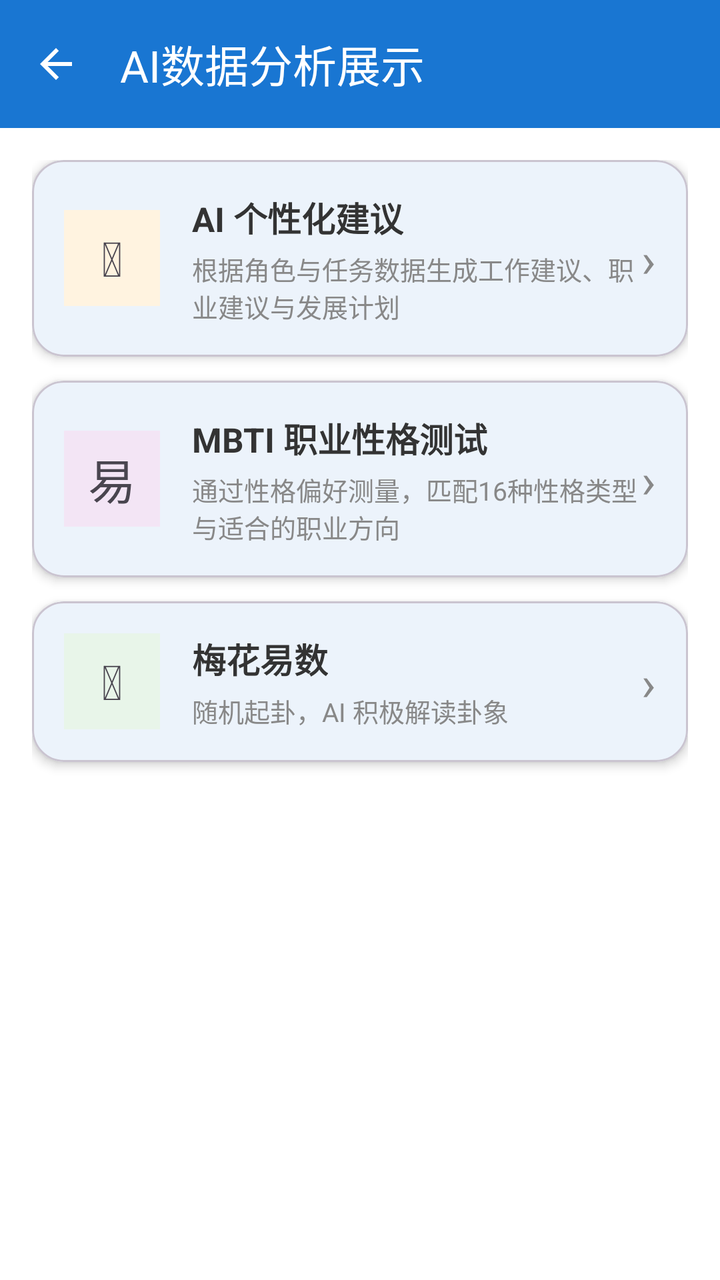
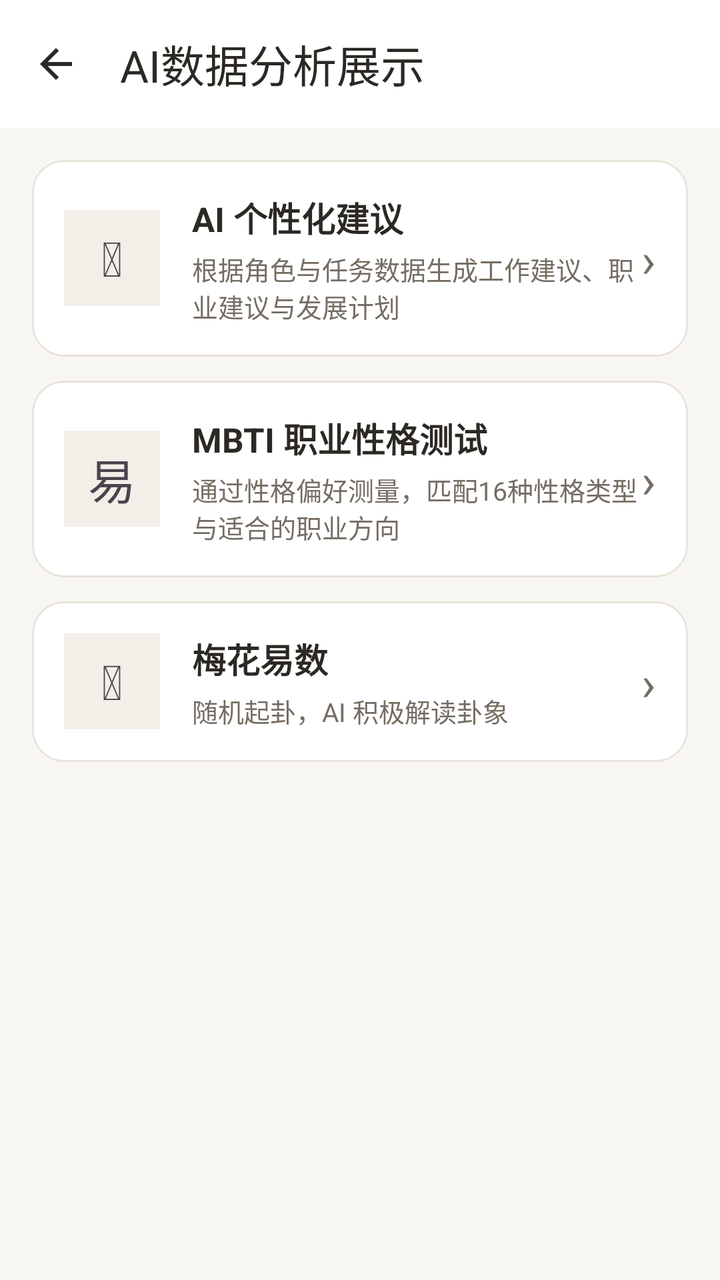

An Android layout rendered at two revisions. The XML below is the earlier revision; the diff shows what the commit changed to produce the second picture.
<!-- AndroidManifest.xml: application theme Theme.Project_Pandora -->
<!-- res/layout/activity_ai_analysis.xml -->
<?xml version="1.0" encoding="utf-8"?>
<layout xmlns:android="http://schemas.android.com/apk/res/android"
    xmlns:app="http://schemas.android.com/apk/res-auto">

    <data>

    </data>

    <androidx.constraintlayout.widget.ConstraintLayout
        android:layout_width="match_parent"
        android:layout_height="match_parent"
        android:background="@color/color_bg_page">

        <com.google.android.material.appbar.MaterialToolbar
            android:id="@+id/toolbar"
            android:layout_width="match_parent"
            android:layout_height="wrap_content"
            android:background="?attr/colorPrimary"
            app:title="AI数据分析展示"
            app:titleTextColor="@android:color/white"
            app:navigationIcon="@drawable/ic_back"
            app:layout_constraintTop_toTopOf="parent" />

        <LinearLayout
            android:layout_width="match_parent"
            android:layout_height="0dp"
            android:orientation="vertical"
            android:padding="16dp"
            app:layout_constraintTop_toBottomOf="@id/toolbar"
            app:layout_constraintBottom_toBottomOf="parent">

            <com.google.android.material.card.MaterialCardView
                android:id="@+id/btnSuggestion"
                android:layout_width="match_parent"
                android:layout_height="wrap_content"
                android:layout_marginBottom="12dp"
                app:cardCornerRadius="16dp"
                app:cardElevation="3dp"
                android:clickable="true"
                android:focusable="true">

                <LinearLayout
                    android:layout_width="match_parent"
                    android:layout_height="wrap_content"
                    android:orientation="horizontal"
                    android:gravity="center_vertical"
                    android:padding="16dp">

                    <LinearLayout
                        android:layout_width="48dp"
                        android:layout_height="48dp"
                        android:background="#FFF3E0"
                        android:gravity="center"
                        android:layout_marginEnd="16dp">

                        <TextView
                            android:layout_width="wrap_content"
                            android:layout_height="wrap_content"
                            android:text="&#x1F4A1;"
                            android:textSize="24sp" />

                    </LinearLayout>

                    <LinearLayout
                        android:layout_width="0dp"
                        android:layout_height="wrap_content"
                        android:layout_weight="1"
                        android:orientation="vertical">

                        <TextView
                            android:layout_width="wrap_content"
                            android:layout_height="wrap_content"
                            android:text="AI 个性化建议"
                            android:textSize="17sp"
                            android:textStyle="bold"
                            android:textColor="@color/color_text_primary" />

                        <TextView
                            android:layout_width="wrap_content"
                            android:layout_height="wrap_content"
                            android:text="根据角色与任务数据生成工作建议、职业建议与发展计划"
                            android:textSize="13sp"
                            android:textColor="@color/color_text_secondary"
                            android:layout_marginTop="4dp" />

                    </LinearLayout>

                    <TextView
                        android:layout_width="wrap_content"
                        android:layout_height="wrap_content"
                        android:text="›"
                        android:textSize="24sp"
                        android:textColor="@color/color_text_secondary" />

                </LinearLayout>
            </com.google.android.material.card.MaterialCardView>

            <com.google.android.material.card.MaterialCardView
                android:id="@+id/btnMbtiTest"
                android:layout_width="match_parent"
                android:layout_height="wrap_content"
                android:layout_marginBottom="12dp"
                app:cardCornerRadius="16dp"
                app:cardElevation="3dp"
                android:clickable="true"
                android:focusable="true">

                <LinearLayout
                    android:layout_width="match_parent"
                    android:layout_height="wrap_content"
                    android:orientation="horizontal"
                    android:gravity="center_vertical"
                    android:padding="16dp">

                    <LinearLayout
                        android:layout_width="48dp"
                        android:layout_height="48dp"
                        android:background="#F3E5F5"
                        android:gravity="center"
                        android:layout_marginEnd="16dp">

                        <TextView
                            android:layout_width="wrap_content"
                            android:layout_height="wrap_content"
                            android:text="&#x1F9E0;"
                            android:textSize="24sp" />

                    </LinearLayout>

                    <LinearLayout
                        android:layout_width="0dp"
                        android:layout_height="wrap_content"
                        android:layout_weight="1"
                        android:orientation="vertical">

                        <TextView
                            android:layout_width="wrap_content"
                            android:layout_height="wrap_content"
                            android:text="MBTI 职业性格测试"
                            android:textSize="17sp"
                            android:textStyle="bold"
                            android:textColor="@color/color_text_primary" />

                        <TextView
                            android:layout_width="wrap_content"
                            android:layout_height="wrap_content"
                            android:text="通过性格偏好测量，匹配16种性格类型与适合的职业方向"
                            android:textSize="13sp"
                            android:textColor="@color/color_text_secondary"
                            android:layout_marginTop="4dp" />

                    </LinearLayout>

                    <TextView
                        android:layout_width="wrap_content"
                        android:layout_height="wrap_content"
                        android:text="›"
                        android:textSize="24sp"
                        android:textColor="@color/color_text_secondary" />

                </LinearLayout>
            </com.google.android.material.card.MaterialCardView>

            
            <com.google.android.material.card.MaterialCardView
                android:id="@+id/btnDivination"
                android:layout_width="match_parent"
                android:layout_height="wrap_content"
                android:layout_marginBottom="12dp"
                app:cardCornerRadius="16dp"
                app:cardElevation="3dp"
                android:clickable="true"
                android:focusable="true">

                <LinearLayout
                    android:layout_width="match_parent"
                    android:layout_height="wrap_content"
                    android:orientation="horizontal"
                    android:gravity="center_vertical"
                    android:padding="16dp">

                    <LinearLayout
                        android:layout_width="48dp"
                        android:layout_height="48dp"
                        android:background="#E8F5E9"
                        android:gravity="center"
                        android:layout_marginEnd="16dp">

                        <TextView
                            android:layout_width="wrap_content"
                            android:layout_height="wrap_content"
                            android:text="&#x1F52E;"
                            android:textSize="24sp" />

                    </LinearLayout>

                    <LinearLayout
                        android:layout_width="0dp"
                        android:layout_height="wrap_content"
                        android:layout_weight="1"
                        android:orientation="vertical">

                        <TextView
                            android:layout_width="wrap_content"
                            android:layout_height="wrap_content"
                            android:text="梅花易数"
                            android:textSize="17sp"
                            android:textStyle="bold"
                            android:textColor="@color/color_text_primary" />

                        <TextView
                            android:layout_width="wrap_content"
                            android:layout_height="wrap_content"
                            android:text="随机起卦，AI 积极解读卦象"
                            android:textSize="13sp"
                            android:textColor="@color/color_text_secondary"
                            android:layout_marginTop="4dp" />

                    </LinearLayout>

                    <TextView
                        android:layout_width="wrap_content"
                        android:layout_height="wrap_content"
                        android:text="›"
                        android:textSize="24sp"
                        android:textColor="@color/color_text_secondary" />

                </LinearLayout>
            </com.google.android.material.card.MaterialCardView>


        </LinearLayout>

    </androidx.constraintlayout.widget.ConstraintLayout>
</layout>
<!-- resources referenced by this layout -->
<resources>
  <color name="color_bg_page">#FFFFFFFF</color>
  <color name="color_text_primary">#FF333333</color>
  <color name="color_text_secondary">#FF888888</color>
  <style name="Base.Theme.Project_Pandora" parent="Theme.Material3.DayNight.NoActionBar">
          
          <item name="colorPrimary">@color/color_calendar_today</item>
          <item name="colorOnPrimary">@color/white</item>
          <item name="colorSurface">@color/color_bg_page</item>
          <item name="colorOnSurface">@color/color_text_primary</item>
          <item name="colorOnSurfaceVariant">@color/color_text_secondary</item>
          <item name="android:colorBackground">@color/color_bg_page</item>
          <item name="android:textColorPrimary">@color/color_text_primary</item>
          <item name="android:textColorSecondary">@color/color_text_secondary</item>
      </style>
  <color name="color_calendar_today">#FF1976D2</color>
  <color name="white">#FFFFFFFF</color>
  <!-- unchanged entries left out for length: 2 -->
</resources>

<!-- the commit's change to res/layout/activity_ai_analysis.xml (unified diff, before → after) -->
@@ -15,11 +15,14 @@
             android:id="@+id/toolbar"
             android:layout_width="match_parent"
             android:layout_height="wrap_content"
-            android:background="?attr/colorPrimary"
+            android:background="@color/color_surface"
             app:title="AI数据分析展示"
-            app:titleTextColor="@android:color/white"
+            app:titleTextColor="@color/color_text_primary"
             app:navigationIcon="@drawable/ic_back"
-            app:layout_constraintTop_toTopOf="parent" />
+            app:layout_constraintTop_toTopOf="parent"
+            style="@style/Widget.Pandora.Toolbar"
+            app:navigationIconTint="@color/color_text_primary"
+            android:elevation="0dp" />
 
         <LinearLayout
             android:layout_width="match_parent"
@@ -35,9 +38,10 @@
                 android:layout_height="wrap_content"
                 android:layout_marginBottom="12dp"
                 app:cardCornerRadius="16dp"
-                app:cardElevation="3dp"
+                app:cardElevation="0dp"
                 android:clickable="true"
-                android:focusable="true">
+                android:focusable="true"
+                app:cardBackgroundColor="@color/color_surface">
 
                 <LinearLayout
                     android:layout_width="match_parent"
@@ -49,7 +53,7 @@
                     <LinearLayout
                         android:layout_width="48dp"
                         android:layout_height="48dp"
-                        android:background="#FFF3E0"
+                        android:background="@color/color_surface_soft"
                         android:gravity="center"
                         android:layout_marginEnd="16dp">
 
@@ -101,9 +105,10 @@
                 android:layout_height="wrap_content"
                 android:layout_marginBottom="12dp"
                 app:cardCornerRadius="16dp"
-                app:cardElevation="3dp"
+                app:cardElevation="0dp"
                 android:clickable="true"
-                android:focusable="true">
+                android:focusable="true"
+                app:cardBackgroundColor="@color/color_surface">
 
                 <LinearLayout
                     android:layout_width="match_parent"
@@ -115,7 +120,7 @@
                     <LinearLayout
                         android:layout_width="48dp"
                         android:layout_height="48dp"
-                        android:background="#F3E5F5"
+                        android:background="@color/color_surface_soft"
                         android:gravity="center"
                         android:layout_marginEnd="16dp">
 
@@ -168,9 +173,10 @@
                 android:layout_height="wrap_content"
                 android:layout_marginBottom="12dp"
                 app:cardCornerRadius="16dp"
-                app:cardElevation="3dp"
+                app:cardElevation="0dp"
                 android:clickable="true"
-                android:focusable="true">
+                android:focusable="true"
+                app:cardBackgroundColor="@color/color_surface">
 
                 <LinearLayout
                     android:layout_width="match_parent"
@@ -182,7 +188,7 @@
                     <LinearLayout
                         android:layout_width="48dp"
                         android:layout_height="48dp"
-                        android:background="#E8F5E9"
+                        android:background="@color/color_surface_soft"
                         android:gravity="center"
                         android:layout_marginEnd="16dp">
 
<!-- resource entries referenced after the edit -->
@@ -1,21 +1,177 @@
 <!-- resources referenced by this layout -->
 <resources>
-  <color name="color_bg_page">#FFFFFFFF</color>
-  <color name="color_text_primary">#FF333333</color>
-  <color name="color_text_secondary">#FF888888</color>
+  <color name="color_bg_page">#F8F6F2</color>
+  <color name="color_surface">#FFFFFF</color>
+  <color name="color_surface_soft">#F3EFE8</color>
+  <color name="color_text_primary">#2C2823</color>
+  <color name="color_text_secondary">#756D63</color>
+  <style name="Widget.Pandora.Toolbar" parent="Widget.Material3.Toolbar">
+          <item name="android:background">@color/color_surface</item>
+          <item name="android:minHeight">64dp</item>
+          <item name="android:elevation">0dp</item>
+          <item name="titleTextAppearance">@style/TextAppearance.Pandora.Title</item>
+          <item name="titleTextColor">@color/color_text_primary</item>
+          <item name="subtitleTextColor">@color/color_text_secondary</item>
+          <item name="navigationIconTint">@color/color_text_primary</item>
+          <item name="contentInsetStart">20dp</item>
+          <item name="contentInsetEnd">16dp</item>
+      </style>
+  <style name="TextAppearance.Pandora.Title" parent="TextAppearance.Material3.TitleLarge">
+          <item name="android:fontFamily">sans-serif-medium</item>
+          <item name="android:textSize">22sp</item>
+          <item name="android:textColor">@color/color_text_primary</item>
+      </style>
   <style name="Base.Theme.Project_Pandora" parent="Theme.Material3.DayNight.NoActionBar">
           
-          <item name="colorPrimary">@color/color_calendar_today</item>
-          <item name="colorOnPrimary">@color/white</item>
-          <item name="colorSurface">@color/color_bg_page</item>
+          <item name="colorPrimary">@color/color_accent</item>
+          <item name="colorOnPrimary">@color/color_on_accent</item>
+          <item name="colorPrimaryContainer">@color/color_accent_soft</item>
+          <item name="colorOnPrimaryContainer">@color/color_text_primary</item>
+          <item name="colorSecondary">@color/color_accent</item>
+          <item name="colorOnSecondary">@color/color_on_accent</item>
+          <item name="colorSecondaryContainer">@color/color_accent_soft</item>
+          <item name="colorOnSecondaryContainer">@color/color_text_primary</item>
+          <item name="colorTertiary">@color/color_accent</item>
+          <item name="colorOnTertiary">@color/color_on_accent</item>
+          <item name="colorTertiaryContainer">@color/color_accent_soft</item>
+          <item name="colorOnTertiaryContainer">@color/color_text_primary</item>
+          <item name="colorSurface">@color/color_surface</item>
           <item name="colorOnSurface">@color/color_text_primary</item>
           <item name="colorOnSurfaceVariant">@color/color_text_secondary</item>
+          <item name="colorSurfaceVariant">@color/color_surface_soft</item>
+          <item name="colorSurfaceContainerLowest">@color/color_surface</item>
+          <item name="colorSurfaceContainerLow">@color/color_surface</item>
+          <item name="colorSurfaceContainer">@color/color_surface_soft</item>
+          <item name="colorSurfaceContainerHigh">@color/color_surface_soft</item>
+          <item name="colorSurfaceContainerHighest">@color/color_accent_soft</item>
+          <item name="colorOutline">@color/color_border_strong</item>
+          <item name="colorOutlineVariant">@color/color_divider</item>
+          <item name="colorError">@color/color_error</item>
+          <item name="colorOnError">@color/color_on_accent</item>
+          <item name="colorErrorContainer">@color/color_error_surface</item>
+          <item name="colorOnErrorContainer">@color/color_error</item>
+          <item name="colorControlHighlight">@color/color_accent_soft</item>
           <item name="android:colorBackground">@color/color_bg_page</item>
+          <item name="android:windowBackground">@color/color_bg_page</item>
           <item name="android:textColorPrimary">@color/color_text_primary</item>
           <item name="android:textColorSecondary">@color/color_text_secondary</item>
+          <item name="android:fontFamily">sans-serif</item>
+          <item name="fontFamily">sans-serif</item>
+          <item name="textAppearanceBodyLarge">@style/TextAppearance.Pandora.Body</item>
+          <item name="textAppearanceBodyMedium">@style/TextAppearance.Pandora.BodySmall</item>
+          <item name="textAppearanceTitleLarge">@style/TextAppearance.Pandora.Title</item>
+          <item name="textAppearanceLabelLarge">@style/TextAppearance.Pandora.Label</item>
+          <item name="materialButtonStyle">@style/Widget.Pandora.Button</item>
+          <item name="materialButtonOutlinedStyle">@style/Widget.Pandora.Button.Outlined</item>
+          <item name="materialCardViewStyle">@style/Widget.Pandora.Card</item>
+          <item name="cardViewStyle">@style/Widget.Pandora.LegacyCard</item>
+          <item name="toolbarStyle">@style/Widget.Pandora.Toolbar</item>
+          <item name="textInputStyle">@style/Widget.Pandora.TextInput</item>
+          <item name="tabStyle">@style/Widget.Pandora.Tabs</item>
+          <item name="chipStyle">@style/Widget.Pandora.Chip</item>
+          <item name="bottomNavigationStyle">@style/Widget.Pandora.BottomNavigation</item>
+          <item name="floatingActionButtonStyle">@style/Widget.Pandora.Fab</item>
       </style>
-  <color name="color_calendar_today">#FF1976D2</color>
-  <color name="white">#FFFFFFFF</color>
+  <color name="color_accent">#725B49</color>
+  <color name="color_on_accent">#FFFFFF</color>
+  <color name="color_accent_soft">#EEE6DC</color>
+  <color name="color_border_strong">#BDB0A0</color>
+  <color name="color_divider">#E9E3DA</color>
+  <color name="color_error">#A1473A</color>
+  <color name="color_error_surface">#F8EAE5</color>
+  <style name="TextAppearance.Pandora.Body" parent="TextAppearance.Material3.BodyLarge">
+          <item name="android:fontFamily">sans-serif</item>
+          <item name="android:textSize">16sp</item>
+          <item name="android:textColor">@color/color_text_primary</item>
+      </style>
+  <style name="TextAppearance.Pandora.BodySmall" parent="TextAppearance.Material3.BodyMedium">
+          <item name="android:textSize">14sp</item>
+          <item name="android:textColor">@color/color_text_secondary</item>
+      </style>
+  <style name="TextAppearance.Pandora.Label" parent="TextAppearance.Material3.LabelLarge">
+          <item name="android:fontFamily">sans-serif-medium</item>
+          <item name="android:textSize">14sp</item>
+          <item name="android:letterSpacing">0</item>
+          <item name="android:textAllCaps">false</item>
+      </style>
+  <style name="Widget.Pandora.Button" parent="Widget.Material3.Button">
+          <item name="cornerRadius">14dp</item>
+          <item name="android:minHeight">52dp</item>
+          <item name="android:textAppearance">@style/TextAppearance.Pandora.Label</item>
+          <item name="android:textAllCaps">false</item>
+          <item name="android:stateListAnimator">@null</item>
+      </style>
+  <style name="Widget.Pandora.Button.Outlined" parent="Widget.Material3.Button.OutlinedButton">
+          <item name="cornerRadius">14dp</item>
+          <item name="strokeColor">@color/color_border_strong</item>
+          <item name="android:minHeight">48dp</item>
+          <item name="android:textAppearance">@style/TextAppearance.Pandora.Label</item>
+          <item name="android:textAllCaps">false</item>
+      </style>
+  <style name="Widget.Pandora.Card" parent="Widget.MaterialComponents.CardView">
+          <item name="cardBackgroundColor">@color/color_surface</item>
+          <item name="cardCornerRadius">18dp</item>
+          <item name="cardElevation">0dp</item>
+          <item name="strokeColor">@color/color_divider</item>
+          <item name="strokeWidth">1dp</item>
+      </style>
+  <style name="Widget.Pandora.LegacyCard" parent="CardView">
+          <item name="cardBackgroundColor">@color/color_surface</item>
+          <item name="cardCornerRadius">18dp</item>
+          <item name="cardElevation">1dp</item>
+      </style>
+  <style name="Widget.Pandora.TextInput" parent="Widget.Material3.TextInputLayout.OutlinedBox">
+          <item name="boxBackgroundColor">@color/color_surface</item>
+          <item name="boxStrokeColor">@color/pandora_input_stroke</item>
+          <item name="hintTextColor">@color/color_accent</item>
+          <item name="android:textColorHint">@color/color_text_secondary</item>
+          <item name="boxCornerRadiusTopStart">12dp</item>
+          <item name="boxCornerRadiusTopEnd">12dp</item>
+          <item name="boxCornerRadiusBottomStart">12dp</item>
+          <item name="boxCornerRadiusBottomEnd">12dp</item>
+          <item name="boxStrokeWidth">1dp</item>
+          <item name="boxStrokeWidthFocused">2dp</item>
+      </style>
+  <style name="Widget.Pandora.Tabs" parent="Widget.Material3.TabLayout">
+          <item name="android:background">@color/color_surface</item>
+          <item name="tabTextAppearance">@style/TextAppearance.Pandora.Label</item>
+          <item name="tabTextColor">@color/color_text_secondary</item>
+          <item name="tabSelectedTextColor">@color/color_accent</item>
+          <item name="tabIndicatorColor">@color/color_accent</item>
+          <item name="tabIndicatorHeight">2dp</item>
+          <item name="tabRippleColor">@color/color_accent_soft</item>
+      </style>
+  <style name="Widget.Pandora.Chip" parent="Widget.Material3.Chip.Filter">
+          <item name="chipBackgroundColor">@color/pandora_chip_background</item>
+          <item name="android:textColor">@color/pandora_chip_text</item>
+          <item name="chipStrokeColor">@color/color_divider</item>
+          <item name="chipStrokeWidth">1dp</item>
+          <item name="chipCornerRadius">12dp</item>
+          <item name="ensureMinTouchTargetSize">true</item>
+      </style>
+  <style name="Widget.Pandora.BottomNavigation" parent="Widget.Material3.BottomNavigationView">
+          <item name="android:background">@color/color_surface</item>
+          <item name="elevation">0dp</item>
+          <item name="itemIconSize">23dp</item>
+          <item name="itemIconTint">@color/bottom_nav_color_selector</item>
+          <item name="itemTextColor">@color/bottom_nav_color_selector</item>
+          <item name="itemTextAppearanceActive">@style/TextAppearance.Pandora.Navigation</item>
+          <item name="itemTextAppearanceInactive">@style/TextAppearance.Pandora.Navigation</item>
+          <item name="itemActiveIndicatorStyle">@style/Widget.Pandora.NavIndicator</item>
+      </style>
+  <style name="Widget.Pandora.Fab" parent="Widget.Material3.FloatingActionButton.Primary">
+          <item name="backgroundTint">@color/color_accent</item>
+          <item name="tint">@color/color_on_accent</item>
+          <item name="elevation">2dp</item>
+      </style>
+  <style name="TextAppearance.Pandora.Navigation" parent="TextAppearance.Material3.LabelMedium">
+          <item name="android:fontFamily">sans-serif-medium</item>
+          <item name="android:textSize">12sp</item>
+          <item name="android:letterSpacing">0</item>
+      </style>
+  <style name="Widget.Pandora.NavIndicator" parent="Widget.Material3.BottomNavigationView.ActiveIndicator">
+          <item name="android:color">@color/color_accent_soft</item>
+      </style>
   <!-- unchanged entries left out for length: 2 -->
 </resources>
 
